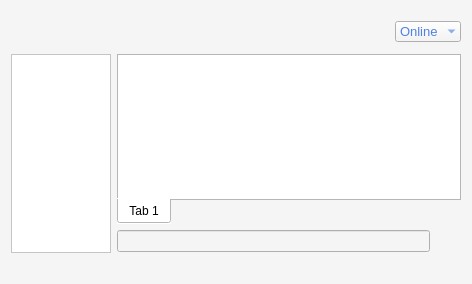
First picture: the form in bin/data/ui/communications.ui, repository realXtend/tundra, before the edit.
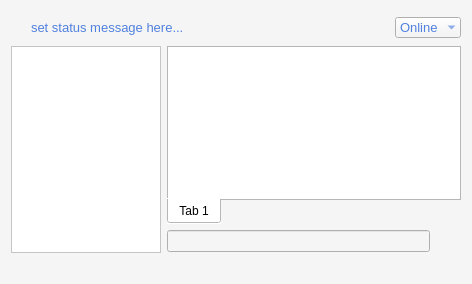
Second picture: the form after the edit.

Commit message: * New .ui files, more dynamic with layouts * New UI logic for starting chat with friend from contactlist

Patch:
```diff
--- a/bin/data/ui/communications.ui
+++ b/bin/data/ui/communications.ui
@@ -34,7 +34,7 @@
            <property name="font">
             <font>
              <family>Plantagenet Cherokee</family>
-             <pointsize>20</pointsize>
+             <pointsize>16</pointsize>
              <weight>50</weight>
              <bold>false</bold>
             </font>
@@ -67,18 +67,6 @@
              <property name="enabled">
               <bool>true</bool>
              </property>
-             <property name="sizePolicy">
-              <sizepolicy hsizetype="Fixed" vsizetype="Fixed">
-               <horstretch>0</horstretch>
-               <verstretch>0</verstretch>
-              </sizepolicy>
-             </property>
-             <property name="minimumSize">
-              <size>
-               <width>150</width>
-               <height>0</height>
-              </size>
-             </property>
              <property name="font">
               <font>
                <pointsize>10</pointsize>
@@ -87,6 +75,9 @@
              <property name="styleSheet">
               <string>color: rgb(80, 129, 223);</string>
              </property>
+             <property name="text">
+              <string>set status message here...</string>
+             </property>
              <property name="frame">
               <bool>false</bool>
              </property>
@@ -102,7 +93,7 @@
            <property name="sizeHint" stdset="0">
             <size>
              <width>40</width>
-             <height>20</height>
+             <height>5</height>
             </size>
            </property>
           </spacer>
@@ -165,13 +156,13 @@
         </layout>
        </item>
        <item>
-        <layout class="QHBoxLayout" name="horizontalLayout_3">
+        <layout class="QHBoxLayout" name="horizontalLayout_3" stretch="1,3">
          <item>
           <widget class="QListWidget" name="listWidget_Friends">
-           <property name="maximumSize">
+           <property name="minimumSize">
             <size>
-             <width>100</width>
-             <height>16777215</height>
+             <width>150</width>
+             <height>0</height>
             </size>
            </property>
            <property name="palette">
@@ -217,7 +208,7 @@
           </widget>
          </item>
          <item>
-          <layout class="QVBoxLayout" name="verticalLayout_3">
+          <layout class="QVBoxLayout" name="verticalLayout_3" stretch="0,0">
            <item>
             <widget class="QTabWidget" name="tabWidget_Conversations">
              <property name="palette">
```
The commit also changes 3 other files.
